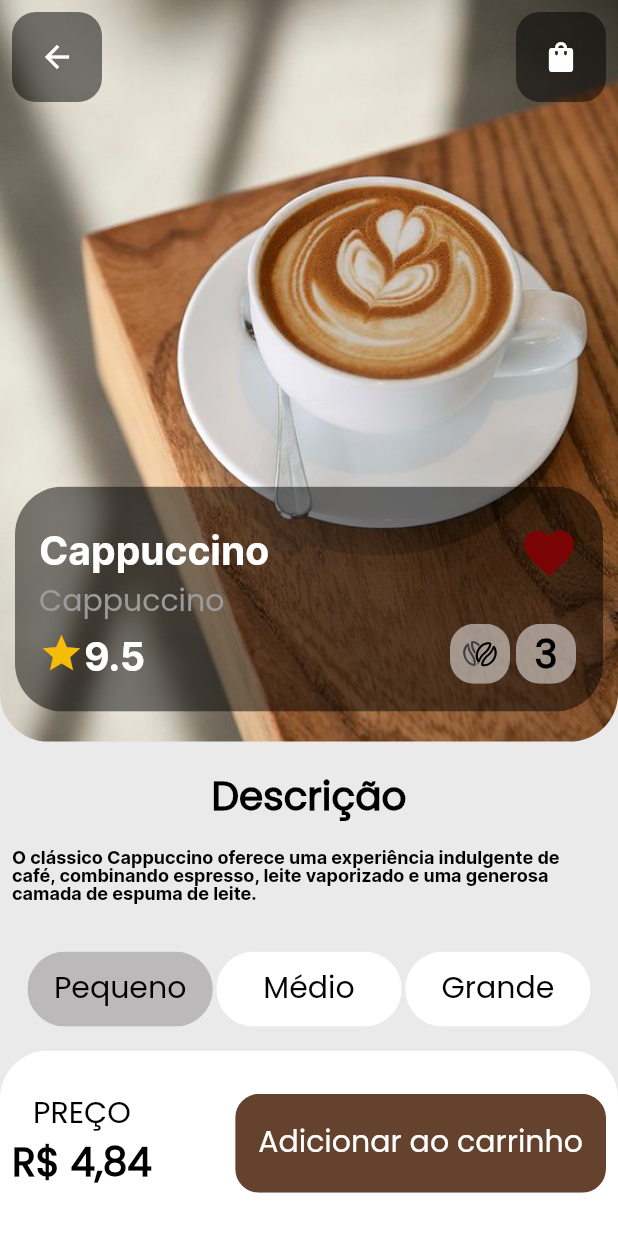
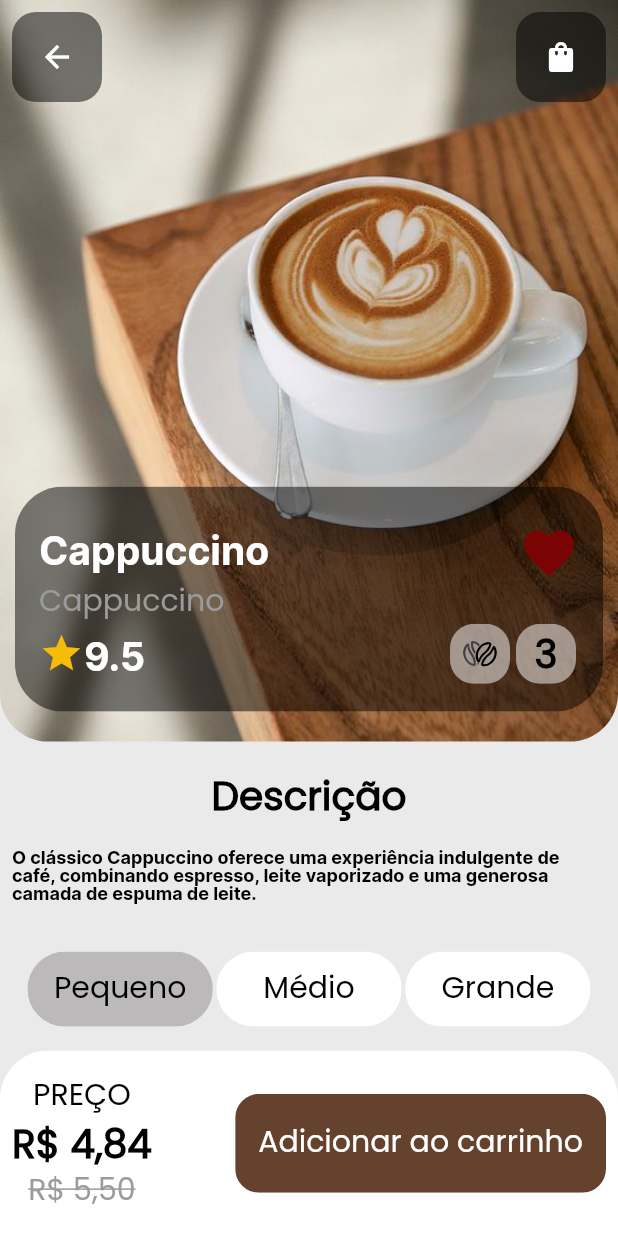
Before and after one commit to teixeiradlucas/Coffee_Shop, a Flutter app: the screen it shows after launch, after a tap on "Cappuccino", on a phone screen of 412 x 824 dp. Run offline on Flutter 3.47's test engine with Material 3 defaults, Android fonts, the phone set to English and light mode, and no system bars; our stand-ins replace flutter_svg, go_router.

Commit message:
Adicionando desconto no coffee view

```diff
--- a/lib/view/coffee/coffee_view.dart
+++ b/lib/view/coffee/coffee_view.dart
@@ -24,14 +24,13 @@ class CoffeeView extends StatelessWidget {
         .where((coffee) => coffee.id.toString() == idCoffe)
         .toList()
         .first;
-    final realPrice = finalPrice(itemCoffees);
     return Scaffold(
       body: Column(
         mainAxisAlignment: MainAxisAlignment.spaceBetween,
         children: [
           _coffeeContent(size, itemCoffees, context),
           _descrition(itemCoffees),
-          _buy(realPrice, size),
+          _buy(itemCoffees, size),
         ],
       ),
     );
@@ -188,7 +187,7 @@ class CoffeeView extends StatelessWidget {
     );
   }
 
-  Column _buy(String realPrice, Size size) {
+  Column _buy(Coffee coffee, Size size) {
     //TODO:ADICIONAR CONTROLLER PARA SELECIONAR TAMANHO E MUDAR O PREÇO
     return Column(
       children: [
@@ -227,7 +226,8 @@ class CoffeeView extends StatelessWidget {
                     mainAxisAlignment: MainAxisAlignment.center,
                     children: [
                       CustomText.h2(AppStringsGeneric.price),
-                      CustomText.h1(realPrice),
+                      CustomText.h1(finalPrice(coffee)),
+                      CustomText.discount(formattedPrice(coffee.price)),
                     ],
                   ),
                   ClipRRect(
```
